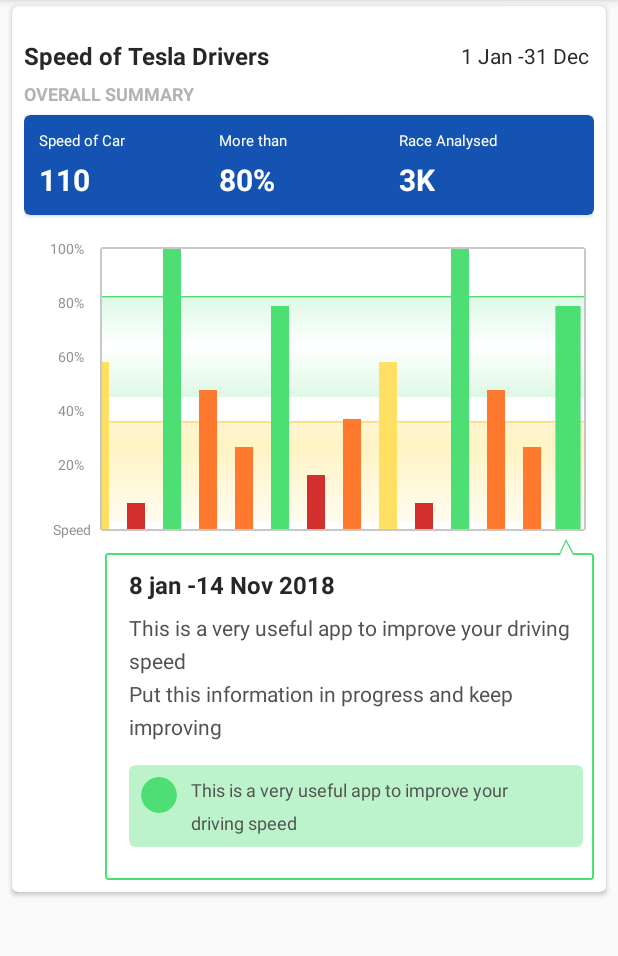
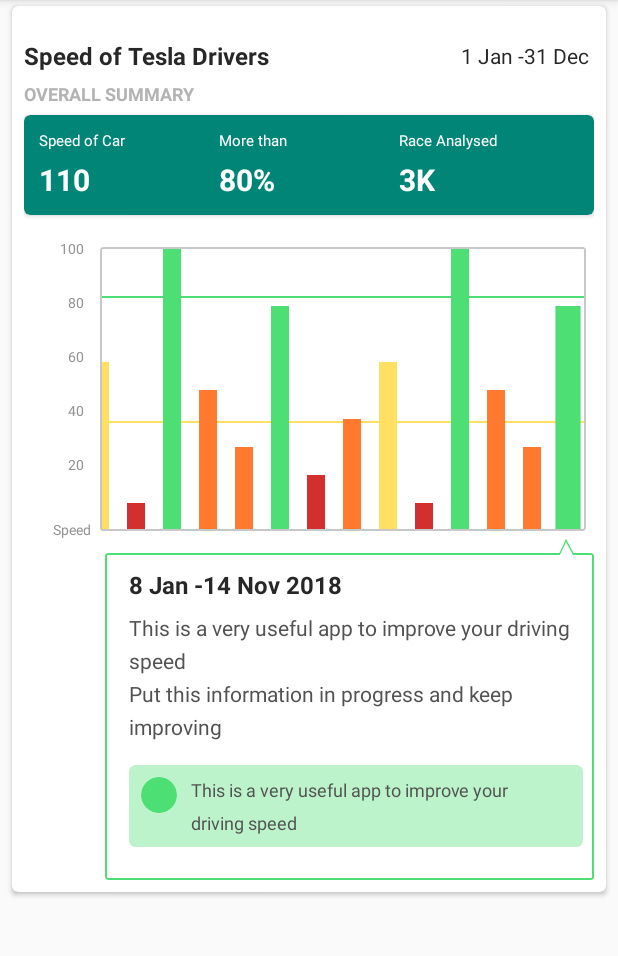
Before and after one commit to sujeet-kumar-mehta/HummingbirdGraphLibrary, an Android app: the screen it shows after launch (MainActivity), on a phone screen of 412 x 824 dp, the part 84-1040 px from its top. Run offline under Robolectric (Android 15) with nearby library versions, the phone set to English and light mode, and no system bars.

Commit message:
Improved the pecentile library

```diff
--- a/app/build.gradle
+++ b/app/build.gradle
@@ -32,4 +32,6 @@ dependencies {
     androidTestImplementation 'com.android.support.test:runner:1.0.2'
     androidTestImplementation 'com.android.support.test.espresso:espresso-core:3.0.2'
     implementation project(':humingbirdgraphlib')
+//    implementation 'com.github.sujeet-kumar-mehta:HummingbirdGraphLibrary:v0.0.1'
+
 }
--- a/app/src/main/java/com/hummingbirdgraph/MainActivity.kt
+++ b/app/src/main/java/com/hummingbirdgraph/MainActivity.kt
@@ -159,7 +159,7 @@ class MainActivity : AppCompatActivity() {
                 verticalBar?.tip = "This is a very useful app to improve your driving speed"
                 verticalBar?.commentAbs = "This is a very useful app to improve your driving speed"
                 verticalBar?.commentProgression = "Put this information in progress and keep improving"
-                verticalBar?.dateString = "8 jan -14 Nov 2018"
+                verticalBar?.dateString = "8 Jan -14 Nov 2018"
                 verticalBarList?.add(verticalBar)
 
             }
@@ -204,7 +204,7 @@ class MainActivity : AppCompatActivity() {
         val mValueVerticalList = ArrayList<String>()
 
         val reportValueInterval = 100?.div(5)
-        var percentage = "%"
+        var percentage = ""
         for (i in 5 downTo 1) {
             var interval = DecimalFormat("###.#").format(reportValueInterval?.times(i)!!)
 
--- a/app/src/main/res/layout/content_main.xml
+++ b/app/src/main/res/layout/content_main.xml
@@ -87,7 +87,7 @@
                         android:layout_width="match_parent"
                         android:layout_height="wrap_content"
                         android:layout_marginTop="6dp"
-                        app:cardBackgroundColor="#1553b3"
+                        app:cardBackgroundColor="@color/colorPrimary"
                         app:cardCornerRadius="4dp">
 
                     <LinearLayout
--- a/build.gradle
+++ b/build.gradle
@@ -23,6 +23,7 @@ allprojects {
     repositories {
         google()
         jcenter()
+        maven { url 'https://jitpack.io' }
     }
 }
 
--- a/humingbirdgraphlib/src/main/java/com/humingbirdgraphlib/bargraph/GraphCanvas.kt
+++ b/humingbirdgraphlib/src/main/java/com/humingbirdgraphlib/bargraph/GraphCanvas.kt
@@ -177,7 +177,7 @@ class GraphCanvas : ImageView {
 
     }
 
-    var isShowGradiant: Boolean? = true
+    var isShowGradiant: Boolean? = false
 
     private fun drawGraph(canvas: Canvas) {
         canvas.drawPath(pathOrange, paintOrange!!)
--- a/humingbirdgraphlib/src/main/java/com/humingbirdgraphlib/bargraph/VerticalBarAdapter.kt
+++ b/humingbirdgraphlib/src/main/java/com/humingbirdgraphlib/bargraph/VerticalBarAdapter.kt
@@ -122,17 +122,25 @@ class VerticalBarAdapter : RecyclerView.Adapter<VerticalBarViewHolder> {
 //        holder.graphCanvas.pointsOrange.addAll(verticalBar.pointsOrange)
 //        holder.graphCanvas.pointsYellow = verticalBar.pointsYellow
 //        holder.graphCanvas.pointsGreen = verticalBar.pointsGreen
-//        holder.graphCanvas.pathCreation()
-//        holder.graphCanvas.setPaint()
-//        holder.graphCanvas.isShowGradiant = sizeOfClickableNumber == 1
-//        holder.graphCanvas.postInvalidate()
+        holder.graphCanvas.pathCreation()
+        holder.graphCanvas.setPaint()
+        holder.graphCanvas.isShowGradiant = sizeOfClickableNumber == 1
+        holder.graphCanvas.postInvalidate()
 
 
         //holder.graphCanvas.visibility= if(sizeOfClickableNumber==1) VISIBLE else GONE
 
 
-        val widthDP = TypedValue.applyDimension(TypedValue.COMPLEX_UNIT_DIP, barWidth.toFloat(), mActivity?.resources?.displayMetrics).toInt()
-        val hightDP = TypedValue.applyDimension(TypedValue.COMPLEX_UNIT_DIP, maxHeight * verticalBar.percentage, mActivity?.resources?.displayMetrics).toInt()
+        val widthDP = TypedValue.applyDimension(
+            TypedValue.COMPLEX_UNIT_DIP,
+            barWidth.toFloat(),
+            mActivity?.resources?.displayMetrics
+        ).toInt()
+        val hightDP = TypedValue.applyDimension(
+            TypedValue.COMPLEX_UNIT_DIP,
+            maxHeight * verticalBar.percentage,
+            mActivity?.resources?.displayMetrics
+        ).toInt()
 
         val layoutParams = FrameLayout.LayoutParams(widthDP, hightDP)
         layoutParams.gravity = Gravity.CENTER or Gravity.BOTTOM
```
Also changed, not shown: 2 other files. Lines whose indentation alone changed are shown as unchanged.
